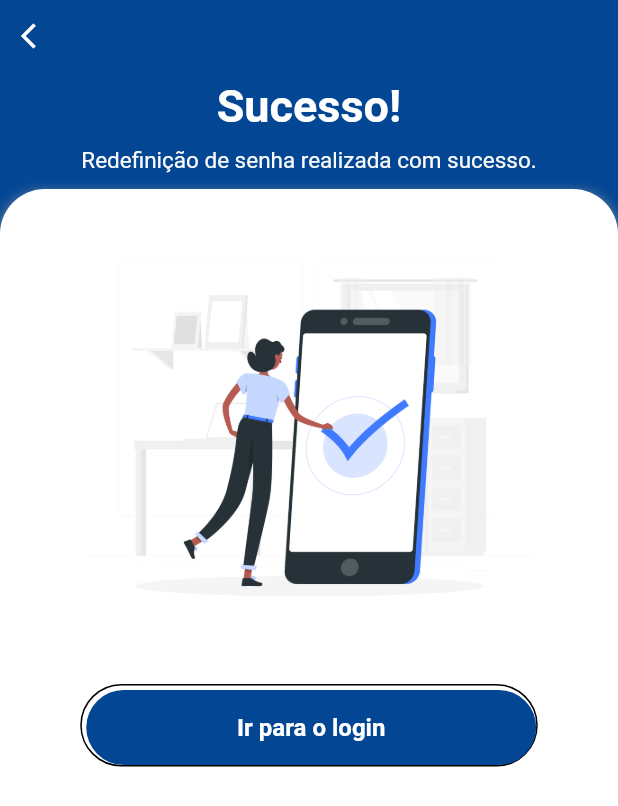
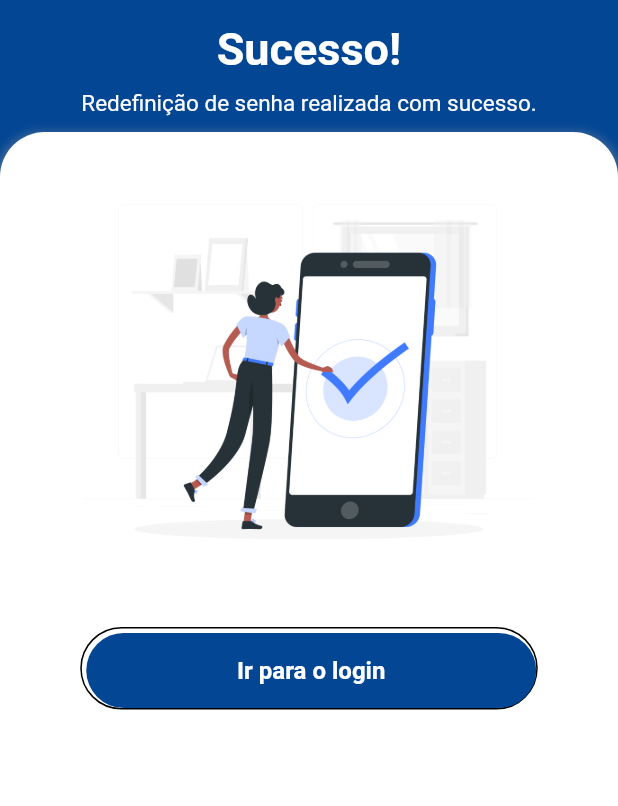
Before and after one commit to BrunoRodrigues11/aSensvy_app, a Flutter app: the SuccessNewPassword screen opened directly, on a phone screen of 412 x 824 dp. Shown: the top 806 px of the screen. Run offline on Flutter 3.47's test engine with Material 2 defaults, Android fonts, the phone set to English and light mode, and no system bars; our stand-ins replace file_picker, mask_text_input_formatter, shared_preferences; accounts and stored records are empty; network calls fail.

Commit message:
fix: Arrow back bug fixed

```diff
--- a/lib/pages/auth/login.dart
+++ b/lib/pages/auth/login.dart
@@ -4,7 +4,6 @@ import 'package:apptesteapi/pages/home/home.dart';
 import 'package:apptesteapi/widgets/buttons.dart';
 import 'package:apptesteapi/widgets/inputs.dart';
 import 'package:flutter/material.dart';
-import 'package:flutter/services.dart';
 import 'package:shared_preferences/shared_preferences.dart';
 import 'package:http/http.dart' as http;
 import 'dart:convert';
--- a/lib/pages/auth/reset_password.dart
+++ b/lib/pages/auth/reset_password.dart
@@ -1,4 +1,5 @@
 import 'package:apptesteapi/pages/auth/email_validated.dart';
+import 'package:apptesteapi/pages/auth/login.dart';
 import 'package:apptesteapi/widgets/buttons.dart';
 import 'package:apptesteapi/widgets/inputs.dart';
 import 'package:flutter/material.dart';
@@ -136,8 +137,7 @@ class _ResetPasswordState extends State<ResetPassword> {
                                           validator: (email) {
                                             if (email == null || email.isEmpty) {
                                               return "Por favor, informe seu email";
-                                            } else if (!RegExp(r'@')
-                                                .hasMatch(_emailController.text)) {
+                                            } else if (!RegExp(r'@').hasMatch(_emailController.text)) {
                                               return 'Por favor, informe um e-mail válido!';
                                             }
                                             return null;
--- a/lib/pages/auth/success.dart
+++ b/lib/pages/auth/success.dart
@@ -37,20 +37,8 @@ class _SuccessNewPasswordState extends State<SuccessNewPassword> {
                       mainAxisAlignment: MainAxisAlignment.center,
                       crossAxisAlignment: CrossAxisAlignment.center,
                       children: <Widget>[
-                        Row(
-                          children: [
-                            IconButton(
-                              onPressed: () => Navigator.pop(context),
-                              icon: Icon(
-                                Icons.arrow_back_ios,
-                                size: 20,
-                                color: Colors.white,
-                              ),
-                            ),
-                          ],
-                        ),
                         SizedBox(
-                          height: 5,
+                          height: 15,
                         ),
                         Text(
                           "Sucesso!",
```
Also changed, not shown: lib/pages/auth/email_validated.dart (+3 -4 lines), lib/pages/history/history.dart (+22 -4 lines), lib/pages/ia_verify/ia_verify.dart (+6 -1 lines).
